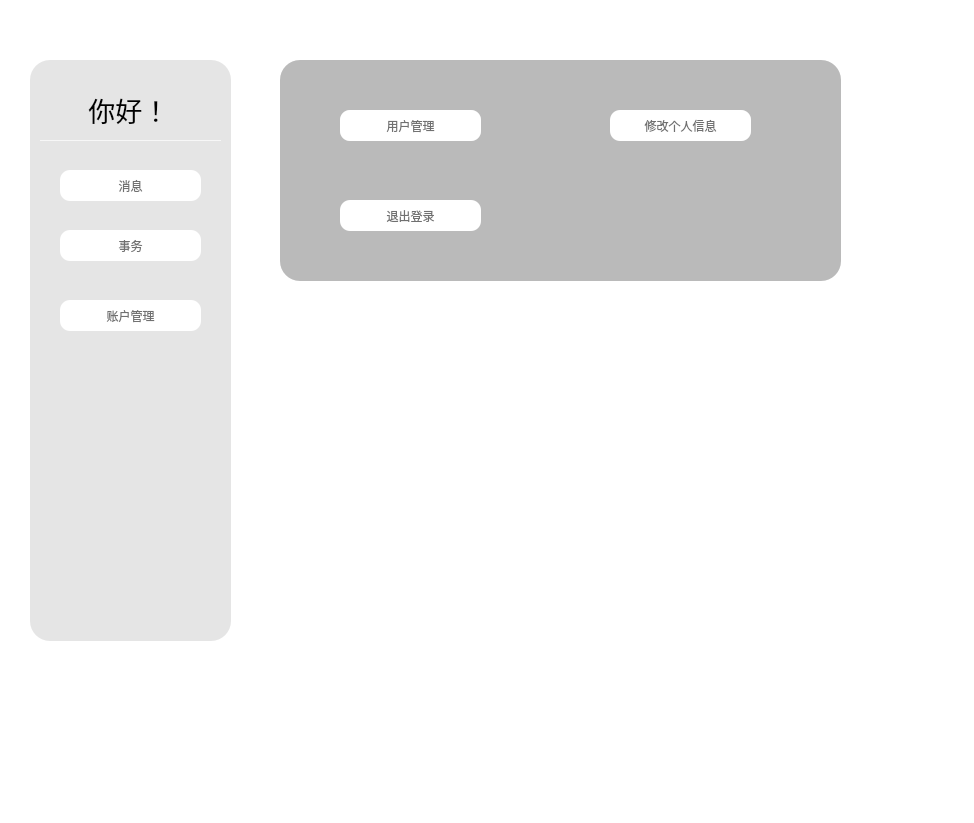
First picture: the form in view/homepage/administratorhomepage.ui, repository JunWang666/LabNexus, before the edit.
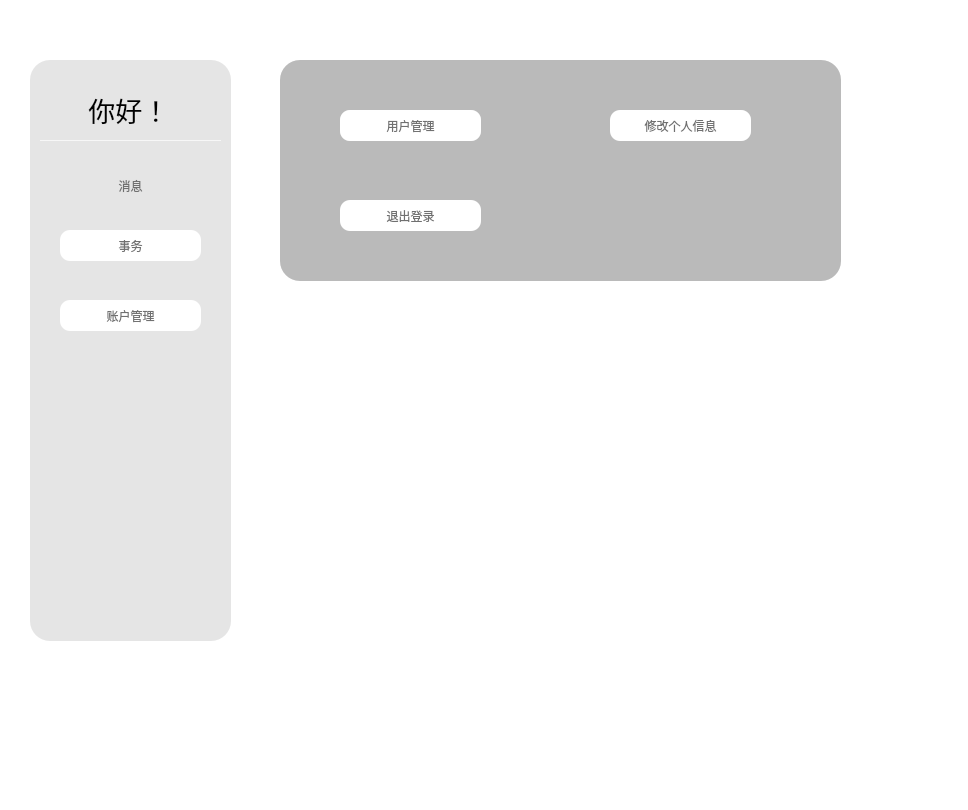
Second picture: the form after the edit. Icons and pictures are not drawn.

What changed in the file:
```diff
--- a/view/homepage/administratorhomepage.ui
+++ b/view/homepage/administratorhomepage.ui
@@ -6,8 +6,8 @@
             <rect>
                 <x>0</x>
                 <y>0</y>
-                <width>974</width>
-                <height>823</height>
+    <width>968</width>
+    <height>810</height>
             </rect>
         </property>
         <property name="windowTitle">
@@ -136,7 +136,7 @@
                 <property name="frameShadow">
                     <enum>QFrame::Shadow::Raised</enum>
                 </property>
-                <widget class="QPushButton" name="messageButton_2">
+    <widget class="QPushButton" name="messageButton">
                     <property name="geometry">
                         <rect>
                             <x>30</x>
```
Lines whose indentation alone changed are shown as unchanged.
